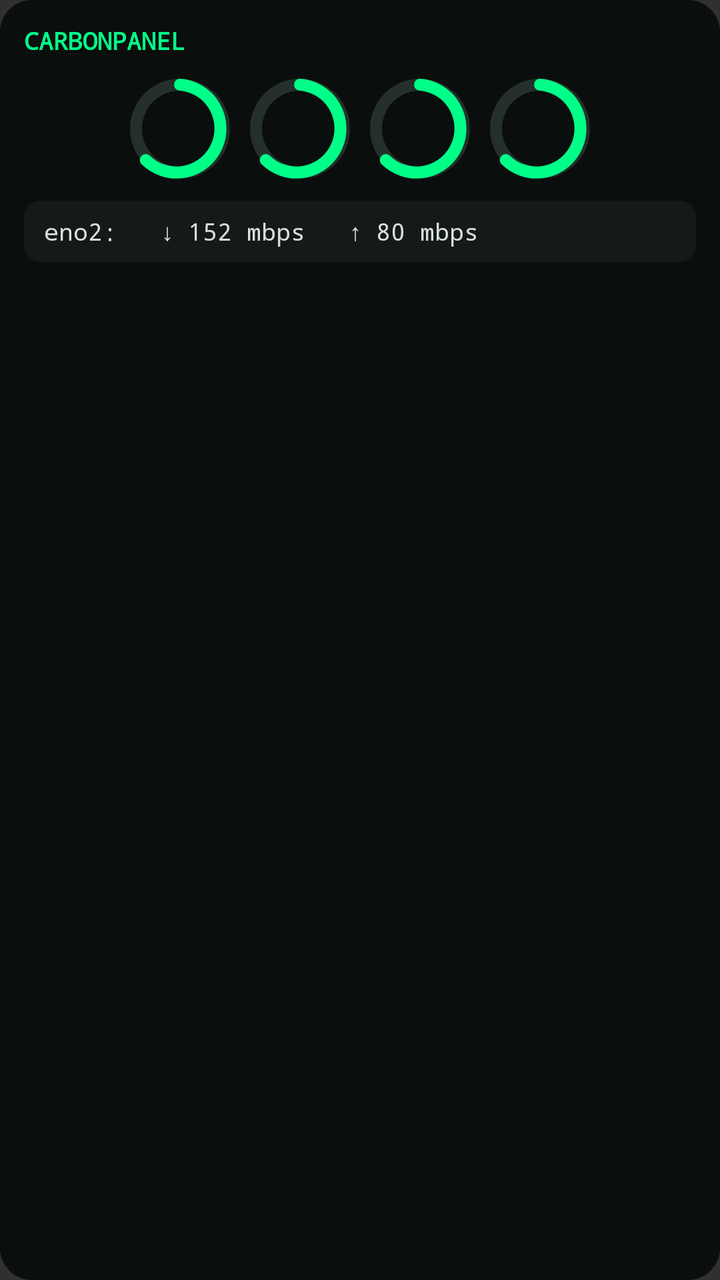
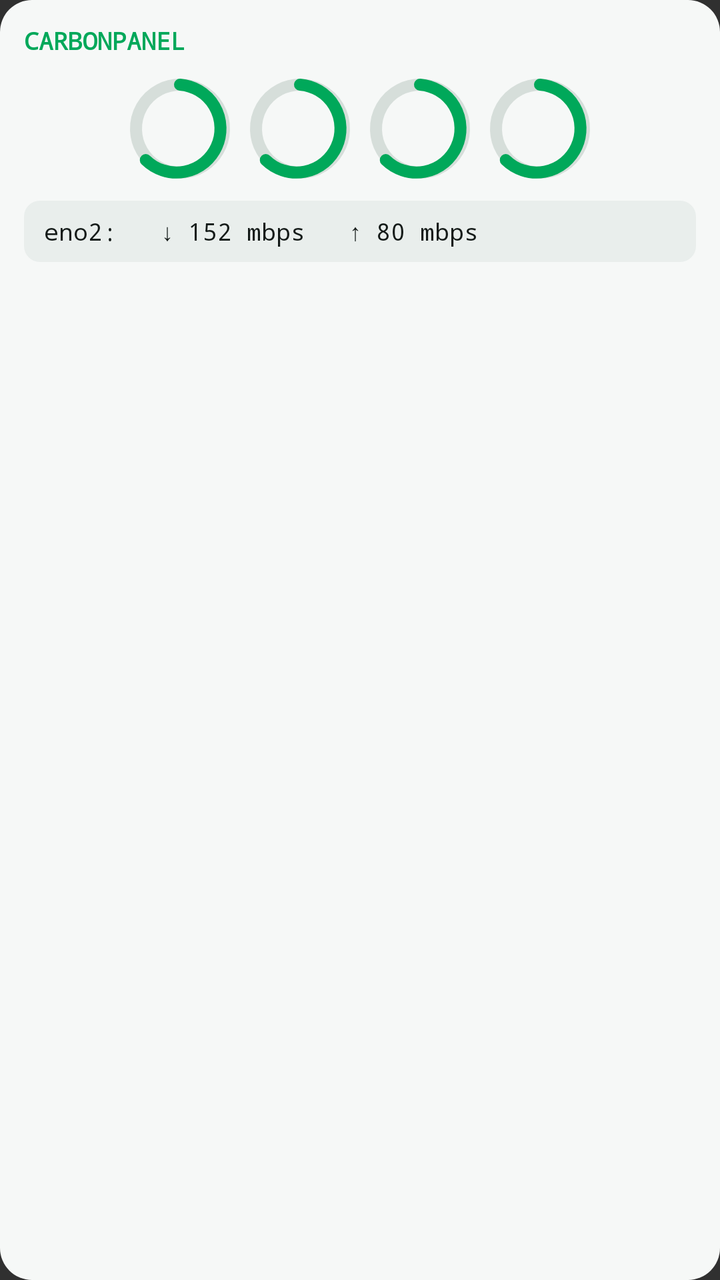

Compare the two renders of this Android layout. The source of the first and the diff that turns it into the second are given below.
<!-- AndroidManifest.xml: application theme Theme.CarbonPanel -->
<!-- res/layout/widget_preview.xml -->
<?xml version="1.0" encoding="utf-8"?>
<LinearLayout xmlns:android="http://schemas.android.com/apk/res/android"
    android:layout_width="match_parent"
    android:layout_height="wrap_content"
    android:orientation="vertical"
    android:background="@drawable/widget_preview_bg"
    android:padding="12dp">

    <TextView
        android:layout_width="wrap_content"
        android:layout_height="wrap_content"
        android:text="CARBONPANEL"
        android:textColor="#00FF88"
        android:textSize="12sp"
        android:textStyle="bold"
        android:fontFamily="monospace" />

    <LinearLayout
        android:layout_width="match_parent"
        android:layout_height="wrap_content"
        android:orientation="horizontal"
        android:layout_marginTop="10dp"
        android:gravity="center">

        <ImageView
            android:layout_width="52dp"
            android:layout_height="52dp"
            android:layout_marginEnd="8dp"
            android:src="@drawable/widget_preview_ring"
            android:contentDescription="CPU" />

        <ImageView
            android:layout_width="52dp"
            android:layout_height="52dp"
            android:layout_marginEnd="8dp"
            android:src="@drawable/widget_preview_ring"
            android:contentDescription="RAM" />

        <ImageView
            android:layout_width="52dp"
            android:layout_height="52dp"
            android:layout_marginEnd="8dp"
            android:src="@drawable/widget_preview_ring"
            android:contentDescription="GPU" />

        <ImageView
            android:layout_width="52dp"
            android:layout_height="52dp"
            android:src="@drawable/widget_preview_ring"
            android:contentDescription="DISK" />
    </LinearLayout>

    <TextView
        android:layout_width="match_parent"
        android:layout_height="wrap_content"
        android:layout_marginTop="10dp"
        android:background="@drawable/widget_preview_row"
        android:paddingHorizontal="10dp"
        android:paddingVertical="7dp"
        android:text="eno2:   ↓ 152 mbps   ↑ 80 mbps"
        android:textColor="#D8E0DC"
        android:textSize="12sp"
        android:fontFamily="monospace" />
</LinearLayout>
<!-- resources referenced by this layout -->
<resources>
  <!-- drawable widget_preview_bg (drawable) -->
  <?xml version="1.0" encoding="utf-8"?>
  <shape xmlns:android="http://schemas.android.com/apk/res/android"
      android:shape="rectangle">
      <solid android:color="#0A0E0D" />
      <corners android:radius="16dp" />
  </shape>
  <!-- drawable widget_preview_ring (drawable) -->
  <?xml version="1.0" encoding="utf-8"?>
  <vector xmlns:android="http://schemas.android.com/apk/res/android"
      android:width="52dp"
      android:height="52dp"
      android:viewportWidth="52"
      android:viewportHeight="52">
  
      
      <path
          android:strokeColor="#243029"
          android:strokeWidth="6"
          android:fillColor="#00000000"
          android:pathData="M26,4 A22,22 0 1,1 25.99,4" />
  
      
      <path
          android:strokeColor="#00FF88"
          android:strokeWidth="6"
          android:strokeLineCap="round"
          android:fillColor="#00000000"
          android:pathData="M26,4 A22,22 0 1,1 8.9,41.7" />
  </vector>
  <!-- drawable widget_preview_row (drawable) -->
  <?xml version="1.0" encoding="utf-8"?>
  <shape xmlns:android="http://schemas.android.com/apk/res/android"
      android:shape="rectangle">
      <solid android:color="#141A18" />
      <corners android:radius="8dp" />
  </shape>
  <style name="Theme.CarbonPanel" parent="android:Theme.Material.NoActionBar">
          <item name="android:statusBarColor">#0a0e0d</item>
          <item name="android:navigationBarColor">#0a0e0d</item>
      </style>
</resources>

<!-- the commit's change to res/layout/widget_preview.xml (unified diff, before → after) -->
@@ -10,7 +10,7 @@
         android:layout_width="wrap_content"
         android:layout_height="wrap_content"
         android:text="CARBONPANEL"
-        android:textColor="#00FF88"
+        android:textColor="@color/widget_preview_accent"
         android:textSize="12sp"
         android:textStyle="bold"
         android:fontFamily="monospace" />
@@ -58,7 +58,7 @@
         android:paddingHorizontal="10dp"
         android:paddingVertical="7dp"
         android:text="eno2:   ↓ 152 mbps   ↑ 80 mbps"
-        android:textColor="#D8E0DC"
+        android:textColor="@color/widget_preview_fg"
         android:textSize="12sp"
         android:fontFamily="monospace" />
 </LinearLayout>
<!-- resource entries referenced after the edit -->
@@ -1,10 +1,12 @@
 <!-- resources referenced by this layout -->
 <resources>
+  <color name="widget_preview_accent">#00A85A</color>
+  <color name="widget_preview_fg">#141A18</color>
   <!-- drawable widget_preview_bg (drawable) -->
   <?xml version="1.0" encoding="utf-8"?>
   <shape xmlns:android="http://schemas.android.com/apk/res/android"
       android:shape="rectangle">
-      <solid android:color="#0A0E0D" />
+      <solid android:color="@color/widget_preview_ground" />
       <corners android:radius="16dp" />
   </shape>
   <!-- drawable widget_preview_ring (drawable) -->
@@ -17,14 +19,14 @@
   
       
       <path
-          android:strokeColor="#243029"
+          android:strokeColor="@color/widget_preview_track"
           android:strokeWidth="6"
           android:fillColor="#00000000"
           android:pathData="M26,4 A22,22 0 1,1 25.99,4" />
   
       
       <path
-          android:strokeColor="#00FF88"
+          android:strokeColor="@color/widget_preview_accent"
           android:strokeWidth="6"
           android:strokeLineCap="round"
           android:fillColor="#00000000"
@@ -34,12 +36,15 @@
   <?xml version="1.0" encoding="utf-8"?>
   <shape xmlns:android="http://schemas.android.com/apk/res/android"
       android:shape="rectangle">
-      <solid android:color="#141A18" />
+      <solid android:color="@color/widget_preview_card" />
       <corners android:radius="8dp" />
   </shape>
   <style name="Theme.CarbonPanel" parent="android:Theme.Material.NoActionBar">
           <item name="android:statusBarColor">#0a0e0d</item>
           <item name="android:navigationBarColor">#0a0e0d</item>
       </style>
+  <color name="widget_preview_ground">#F6F8F7</color>
+  <color name="widget_preview_track">#D6DEDA</color>
+  <color name="widget_preview_card">#E9EEEC</color>
 </resources>
 
